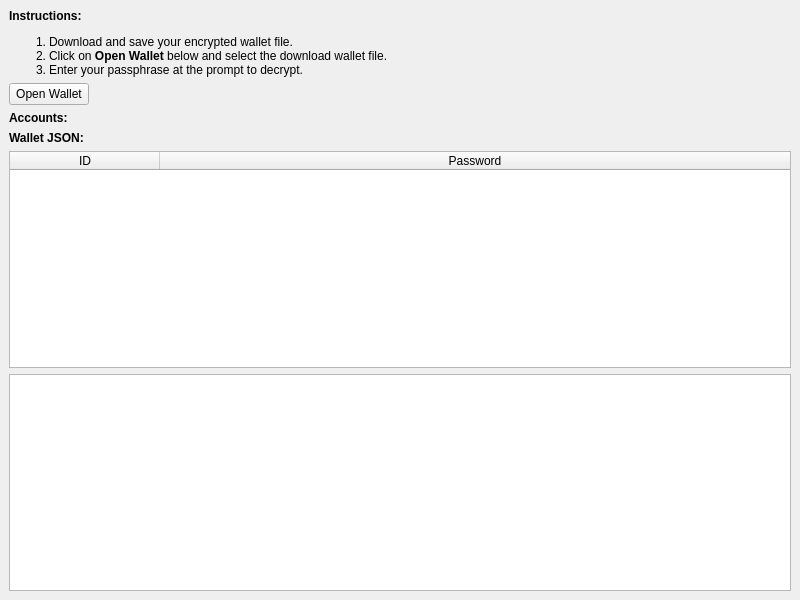
The window that qt/mainwindow.ui (mynxt-info/WalletViewer) describes before a commit, drawn with Qt 5.
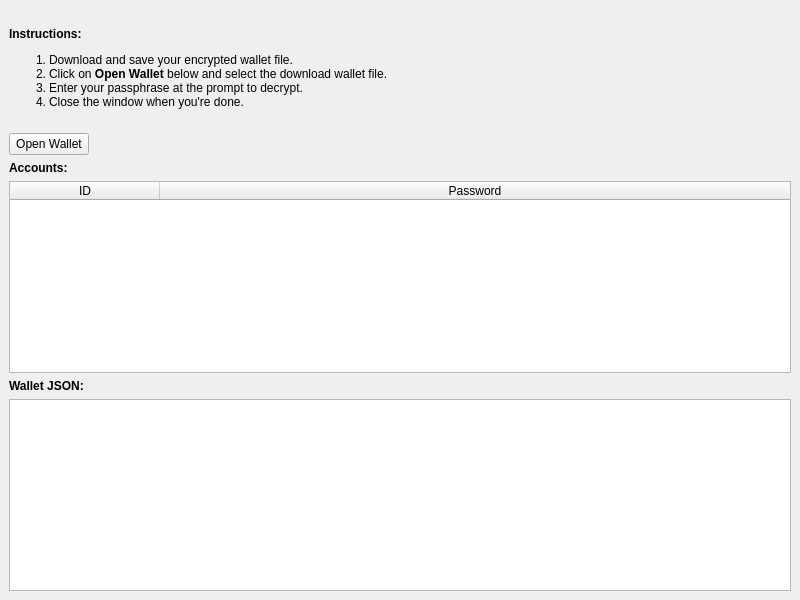
The same window after the commit. Icons and pictures are not drawn.

Commit message: Added logo and instructions

Diff of the .ui file:
```diff
--- a/qt/mainwindow.ui
+++ b/qt/mainwindow.ui
@@ -14,13 +14,56 @@
    <string>myNXT.info Wallet Viewer</string>
   </property>
   <widget class="QWidget" name="centralwidget">
-   <layout class="QVBoxLayout" name="verticalLayout">
+   <layout class="QVBoxLayout" name="verticalLayout_2">
     <item>
-     <widget class="QLabel" name="instructionsLabel">
-      <property name="text">
-       <string>&lt;html&gt;&lt;head/&gt;&lt;body&gt;&lt;p&gt;&lt;span style=&quot; font-weight:600;&quot;&gt;Instructions:&lt;/span&gt;&lt;/p&gt;&lt;ol style=&quot;margin-top: 0px; margin-bottom: 0px; margin-left: 0px; margin-right: 0px; -qt-list-indent: 1;&quot;&gt;&lt;li style=&quot; margin-top:12px; margin-bottom:0px; margin-left:0px; margin-right:0px; -qt-block-indent:0; text-indent:0px;&quot;&gt;Download and save your encrypted wallet file. &lt;/li&gt;&lt;li style=&quot; margin-top:0px; margin-bottom:0px; margin-left:0px; margin-right:0px; -qt-block-indent:0; text-indent:0px;&quot;&gt;Click on &lt;span style=&quot; font-weight:600;&quot;&gt;Open Wallet &lt;/span&gt;below and select the download wallet file. &lt;/li&gt;&lt;li style=&quot; margin-top:0px; margin-bottom:12px; margin-left:0px; margin-right:0px; -qt-block-indent:0; text-indent:0px;&quot;&gt;Enter your passphrase at the prompt to decrypt.&lt;/li&gt;&lt;/ol&gt;&lt;/body&gt;&lt;/html&gt;</string>
-      </property>
-     </widget>
+     <layout class="QHBoxLayout" name="horizontalLayout_2">
+      <item>
+       <widget class="QLabel" name="instructionsLabel">
+        <property name="text">
+         <string>&lt;html&gt;&lt;head/&gt;&lt;body&gt;&lt;p&gt;&lt;span style=&quot; font-weight:600;&quot;&gt;Instructions:&lt;/span&gt;&lt;/p&gt;&lt;ol&gt;&lt;li&gt;Download and save your encrypted wallet file. &lt;/li&gt;&lt;li&gt;Click on &lt;span style=&quot; font-weight:600;&quot;&gt;Open Wallet &lt;/span&gt;below and select the download wallet file. &lt;/li&gt;&lt;li&gt;Enter your passphrase at the prompt to decrypt.&lt;/li&gt;&lt;li&gt;Close the window when you're done.&lt;/li&gt;&lt;/ol&gt;&lt;/body&gt;&lt;/html&gt;</string>
+        </property>
+       </widget>
+      </item>
+      <item>
+       <layout class="QVBoxLayout" name="verticalLayout">
+        <item>
+         <widget class="QLabel" name="logoLabel">
+          <property name="minimumSize">
+           <size>
+            <width>116</width>
+            <height>38</height>
+           </size>
+          </property>
+          <property name="maximumSize">
+           <size>
+            <width>116</width>
+            <height>38</height>
+           </size>
+          </property>
+          <property name="styleSheet">
+           <string notr="true">background-image: url(:images/myNXT.info-logo.png);</string>
+          </property>
+          <property name="text">
+           <string/>
+          </property>
+         </widget>
+        </item>
+        <item>
+         <spacer name="verticalSpacer">
+          <property name="orientation">
+           <enum>Qt::Vertical</enum>
+          </property>
+          <property name="sizeHint" stdset="0">
+           <size>
+            <width>20</width>
+            <height>40</height>
+           </size>
+          </property>
+         </spacer>
+        </item>
+       </layout>
+      </item>
+     </layout>
     </item>
     <item>
      <layout class="QHBoxLayout" name="horizontalLayout" stretch="0,1">
@@ -53,19 +96,6 @@
       </property>
      </widget>
     </item>
-    <item>
-     <widget class="QLabel" name="label">
-      <property name="font">
-       <font>
-        <weight>75</weight>
-        <bold>true</bold>
-       </font>
-      </property>
-      <property name="text">
-       <string>Wallet JSON:</string>
-      </property>
-     </widget>
-    </item>
     <item>
      <widget class="QTableWidget" name="accountsTableWidget">
       <property name="contextMenuPolicy">
@@ -98,6 +128,19 @@
       </column>
      </widget>
     </item>
+    <item>
+     <widget class="QLabel" name="label">
+      <property name="font">
+       <font>
+        <weight>75</weight>
+        <bold>true</bold>
+       </font>
+      </property>
+      <property name="text">
+       <string>Wallet JSON:</string>
+      </property>
+     </widget>
+    </item>
     <item>
      <widget class="QPlainTextEdit" name="jsonPlainTextEdit">
       <property name="readOnly">
```
The commit also changes 4 other files.
